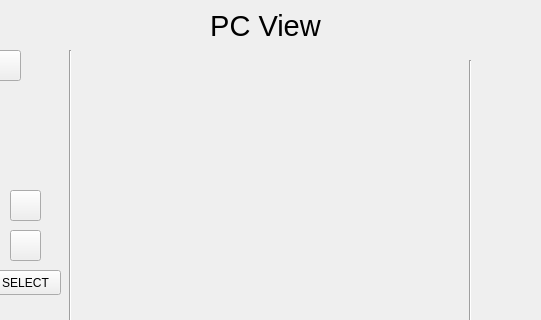
Above: Neuroset/mainwindow.ui from kyleaitken/Neuroset before the change; both pictures show x 310 to 851 and y 0 to 320 of the 1142 by 489 pixel window. Below: the same form after it.
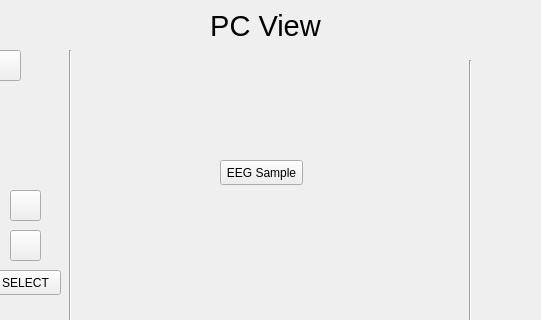
That is the form after the change. Icons and pictures are not drawn. Custom widgets are drawn as their Qt base class.

Commit message: Simulating EEG sample

What changed in the file:
```diff
--- a/Neuroset/mainwindow.ui
+++ b/Neuroset/mainwindow.ui
@@ -345,10 +345,10 @@
    <widget class="QCustomPlot" name="widget" native="true">
     <property name="geometry">
      <rect>
-      <x>480</x>
-      <y>80</y>
-      <width>261</width>
-      <height>51</height>
+      <x>390</x>
+      <y>60</y>
+      <width>381</width>
+      <height>81</height>
      </rect>
     </property>
    </widget>
@@ -456,6 +456,19 @@
      </widget>
     </widget>
    </widget>
+   <widget class="QPushButton" name="EEGSampleButton">
+    <property name="geometry">
+     <rect>
+      <x>530</x>
+      <y>160</y>
+      <width>83</width>
+      <height>25</height>
+     </rect>
+    </property>
+    <property name="text">
+     <string>EEG Sample</string>
+    </property>
+   </widget>
   </widget>
   <widget class="QMenuBar" name="menubar">
    <property name="geometry">
```
Left out of the diff: 2 changed lines with no effect on the pictures. The commit also changes 8 other files.
